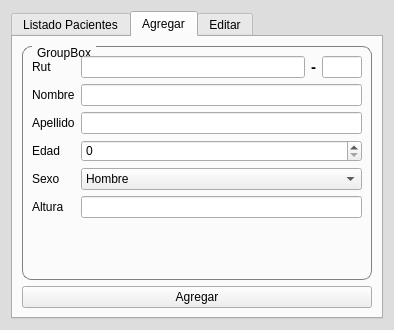
Qt form sql.ui (hectorda/Bio-Feedback) before a commit.
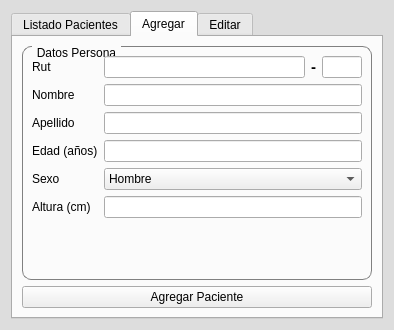
The same form after that commit. Icons and pictures are not drawn.

What changed in the file:
```diff
--- a/sql.ui
+++ b/sql.ui
@@ -119,7 +119,7 @@
        <item row="2" column="0">
         <widget class="QPushButton" name="pushButtonAgregar">
          <property name="text">
-          <string>Agregar</string>
+          <string>Agregar Paciente</string>
          </property>
          <property name="icon">
           <iconset resource="images.qrc">
@@ -136,7 +136,7 @@
        <item row="0" column="0">
         <widget class="QGroupBox" name="groupBox_2">
          <property name="title">
-          <string>GroupBox</string>
+          <string>Datos Persona</string>
          </property>
          <layout class="QFormLayout" name="formLayout">
           <item row="1" column="0">
@@ -203,13 +203,10 @@
           <item row="4" column="0">
            <widget class="QLabel" name="label_2">
             <property name="text">
-             <string>Edad</string>
+             <string>Edad (años)</string>
             </property>
            </widget>
           </item>
-          <item row="4" column="1">
-           <widget class="QSpinBox" name="spinBoxEdad"/>
-          </item>
           <item row="5" column="0">
            <widget class="QLabel" name="label_3">
             <property name="text">
@@ -234,13 +231,16 @@
           <item row="6" column="0">
            <widget class="QLabel" name="label_4">
             <property name="text">
-             <string>Altura</string>
+             <string>Altura (cm)</string>
             </property>
            </widget>
           </item>
           <item row="6" column="1">
            <widget class="QLineEdit" name="lineEditAltura"/>
           </item>
+          <item row="4" column="1">
+           <widget class="QLineEdit" name="lineEditEdad"/>
+          </item>
          </layout>
         </widget>
        </item>
```
Left out of the diff: 36 changed lines with no effect on the pictures.
